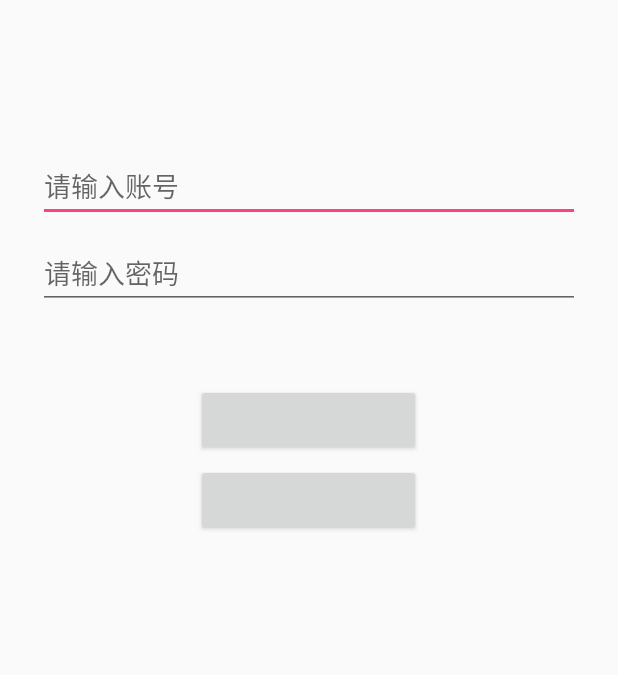
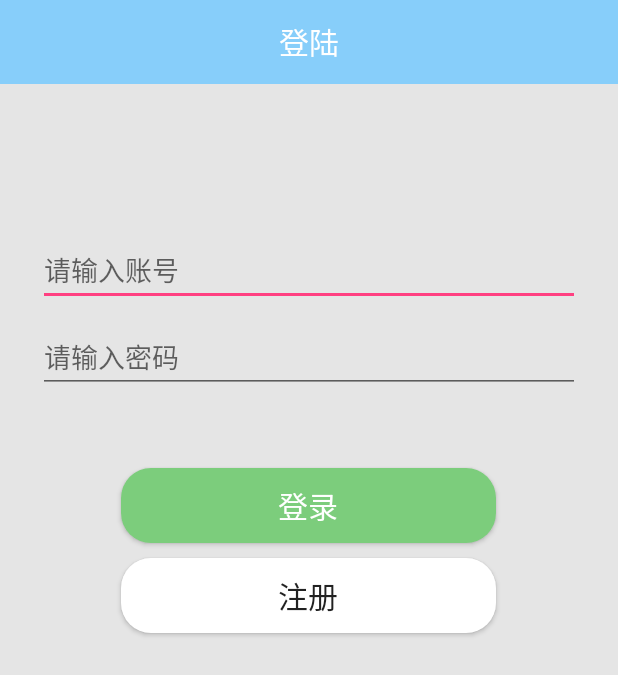
Before and after one commit to FlyJun0228/NEPU1, an Android app: the Login screen opened directly, with no data from a screen before it, on a phone screen of 412 x 824 dp. Shown: the top 675 px of the screen. Run offline under Robolectric (Android 15) with nearby library versions, the phone set to English and light mode, and no system bars.

Commit message:
界面美化425

```diff
--- a/app/src/main/java/com/example/nedusoftware/myapplication/MainActivity.java
+++ b/app/src/main/java/com/example/nedusoftware/myapplication/MainActivity.java
@@ -54,9 +54,9 @@ public class MainActivity extends AppCompatActivity
 
         bottomNavigationBar
                 .addItem(new BottomNavigationItem(R.mipmap.ic_location_on_white_24dp, "学校").setActiveColor(R.color.orange))
-                .addItem(new BottomNavigationItem(R.mipmap.ic_find_replace_white_24dp, "组织").setActiveColor(R.color.blue))
-                .addItem(new BottomNavigationItem(R.mipmap.ic_favorite_white_24dp, "爱好").setActiveColor(R.color.green))
-                .addItem(new BottomNavigationItem(R.mipmap.ic_book_white_24dp, "生活").setActiveColor(R.color.blue))
+                .addItem(new BottomNavigationItem(R.mipmap.ic_find_replace_white_24dp, "组织").setActiveColor(R.color.colorAccent))
+                .addItem(new BottomNavigationItem(R.mipmap.ic_favorite_white_24dp, "爱好").setActiveColor(R.color.cadetblue))
+                .addItem(new BottomNavigationItem(R.mipmap.ic_book_white_24dp, "生活").setActiveColor(R.color.green_1))
                 .setFirstSelectedPosition(lastSelectedPosition )
                 .initialise();
         bottomNavigationBar.setTabSelectedListener(this);
--- /dev/null
+++ b/app/src/main/res/drawable-v21/shape.xml
@@ -0,0 +1,18 @@
+<?xml version="1.0" encoding="utf-8"?>
+<shape
+    xmlns:android="http://schemas.android.com/apk/res/android"
+    android:shape="rectangle">
+    <!-- 填充的颜色 -->
+    <solid android:color="#fff" />
+    <!-- 设置按钮的四个角为弧形 -->
+    <!-- android:radius 弧形的半径 -->
+    <corners android:radius="20dip" />
+
+    <!-- padding：Button里面的文字与Button边界的间隔 -->
+    <padding
+        android:left="10dp"
+        android:top="10dp"
+        android:right="10dp"
+        android:bottom="10dp"
+        />
+</shape>
--- /dev/null
+++ b/app/src/main/res/drawable-v21/shape_login.xml
@@ -0,0 +1,18 @@
+<?xml version="1.0" encoding="utf-8"?>
+<shape
+    xmlns:android="http://schemas.android.com/apk/res/android"
+    android:shape="rectangle">
+    <!-- 填充的颜色 -->
+    <solid android:color="#7CCD7C" />
+    <!-- 设置按钮的四个角为弧形 -->
+    <!-- android:radius 弧形的半径 -->
+    <corners android:radius="20dip" />
+
+    <!-- padding：Button里面的文字与Button边界的间隔 -->
+    <padding
+        android:left="10dp"
+        android:top="10dp"
+        android:right="10dp"
+        android:bottom="10dp"
+        />
+</shape>
--- a/app/src/main/res/layout/activity_login.xml
+++ b/app/src/main/res/layout/activity_login.xml
@@ -1,8 +1,16 @@
 <?xml version="1.0" encoding="utf-8"?>
 <LinearLayout xmlns:android="http://schemas.android.com/apk/res/android"
     android:orientation="vertical" android:layout_width="match_parent"
-    android:layout_height="match_parent">
-
+    android:layout_height="match_parent"
+    android:background="#E5E5E5">
+   <TextView
+       android:layout_width="match_parent"
+       android:layout_height="?attr/actionBarSize"
+       android:background="@color/lightskyblue"
+       android:text="登陆"
+       android:textSize="20dp"
+       android:textColor="@color/white"
+       android:gravity="center"/>
     <EditText
         android:id="@+id/et_login_id"
         android:layout_width="match_parent"
@@ -22,14 +30,22 @@
         android:hint="请输入密码"/>
     <Button
         android:id="@+id/btn_login_in"
-        android:layout_width="150dp"
+        android:layout_width="250dp"
         android:layout_height="wrap_content"
         android:layout_marginTop="50dp"
-        android:layout_gravity="center_horizontal"/>
+        android:layout_gravity="center_horizontal"
+        android:background="@drawable/shape_login"
+        android:text="登录"
+        android:textSize="20dp"
+        android:textColor="#fff"/>
     <Button
         android:id="@+id/btn_login_register"
-        android:layout_width="150dp"
+        android:layout_width="250dp"
         android:layout_height="wrap_content"
-        android:layout_marginTop="5dp"
-        android:layout_gravity="center_horizontal"/>
+        android:layout_marginTop="10dp"
+        android:layout_gravity="center_horizontal"
+        android:background="@drawable/shape"
+        android:text="注册"
+        android:textSize="20dp"
+        />
 </LinearLayout>
--- a/app/src/main/res/layout/item_kuaidi.xml
+++ b/app/src/main/res/layout/item_kuaidi.xml
@@ -10,7 +10,8 @@
         android:layout_height="wrap_content"
         android:text="1356464654687"
         android:textSize="20dp"
-        android:padding="4dp"/>
+        android:padding="4dp"
+        android:textColor="#000"/>
 
     <TextView
         android:id="@+id/t_time"
@@ -18,6 +19,7 @@
         android:layout_height="wrap_content"
         android:text="1356464654687"
         android:textSize="14dp"
-        android:padding="4dp"/>
+        android:padding="4dp"
+        android:textColor="#000"/>
 
 </LinearLayout>
--- a/app/src/main/res/values/colors.xml
+++ b/app/src/main/res/values/colors.xml
@@ -320,5 +320,5 @@
 
         <color name="navy">#000080</color><!--海军色 -->
 
-
+        <color name="green_1">#66CD00</color>
     </resources>
--- a/app/src/main/res/values/strings.xml
+++ b/app/src/main/res/values/strings.xml
@@ -1,5 +1,5 @@
 <resources>
-    <string name="app_name">My Application</string>
+    <string name="app_name">掌上校园</string>
 
     <string name="navigation_drawer_open">Open navigation drawer</string>
     <string name="navigation_drawer_close">Close navigation drawer</string>
```
Also changed, not shown: app/src/main/AndroidManifest.xml (+4 -13 lines), app/src/main/java/com/example/nedusoftware/myapplication/kuaidi/Kd.java (+28 -20 lines), app/src/main/res/layout/activity_kuaidi.xml (+19 -6 lines), app/src/main/res/layout/activity_register.xml (+17 -4 lines), app/src/main/res/menu/activity_main_drawer.xml (+5 -13 lines).
